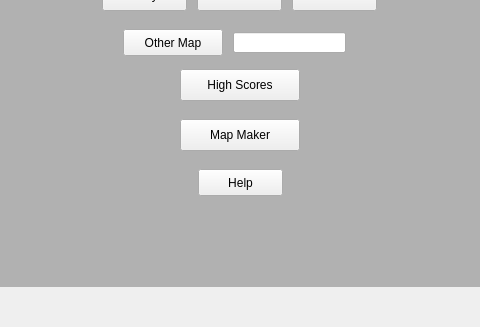
This is titlescreen.ui in bstee615/project as Qt 5 draws it before an edit; both pictures show x 272 to 752 and y 441 to 768 of the 1024 by 768 pixel window. The edited form follows.
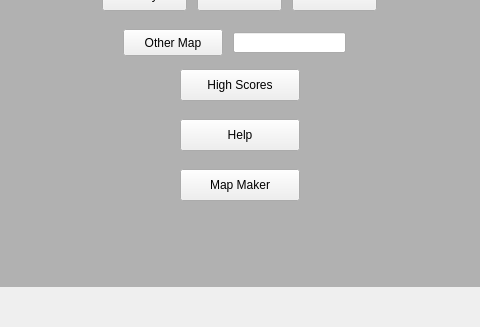
This is the edited form. Icons and pictures are not drawn.

The edit to the form file:
```diff
--- a/titlescreen.ui
+++ b/titlescreen.ui
@@ -97,7 +97,7 @@
    <property name="geometry">
     <rect>
      <x>452</x>
-     <y>560</y>
+     <y>610</y>
      <width>120</width>
      <height>32</height>
     </rect>
@@ -158,10 +158,10 @@
   <widget class="QPushButton" name="btnHelp">
    <property name="geometry">
     <rect>
-     <x>470</x>
-     <y>610</y>
-     <width>85</width>
-     <height>27</height>
+     <x>452</x>
+     <y>560</y>
+     <width>120</width>
+     <height>32</height>
     </rect>
    </property>
    <property name="text">
```
